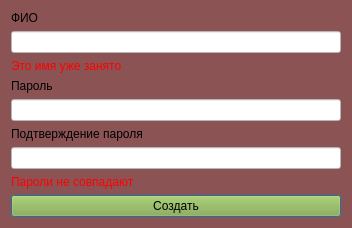
Before: the Qt Designer form create_account_design.ui in egorguslyan/kvantoriada, drawn with Qt 5.
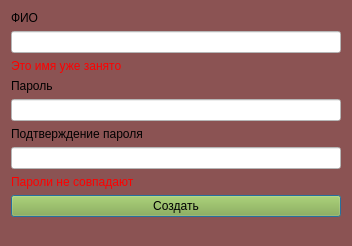
After: the same form once the commit is applied.

What changed in the file:
```diff
--- a/create_account_design.ui
+++ b/create_account_design.ui
@@ -7,7 +7,7 @@
     <x>0</x>
     <y>0</y>
     <width>352</width>
-    <height>228</height>
+    <height>246</height>
    </rect>
   </property>
   <property name="windowTitle">
```
